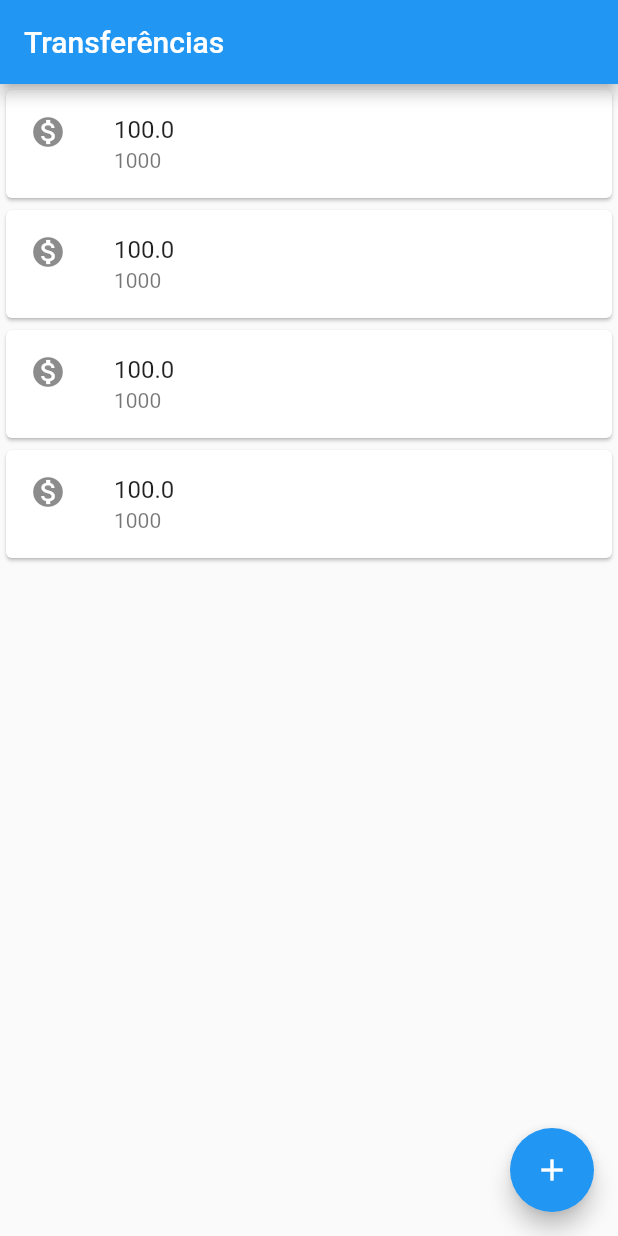
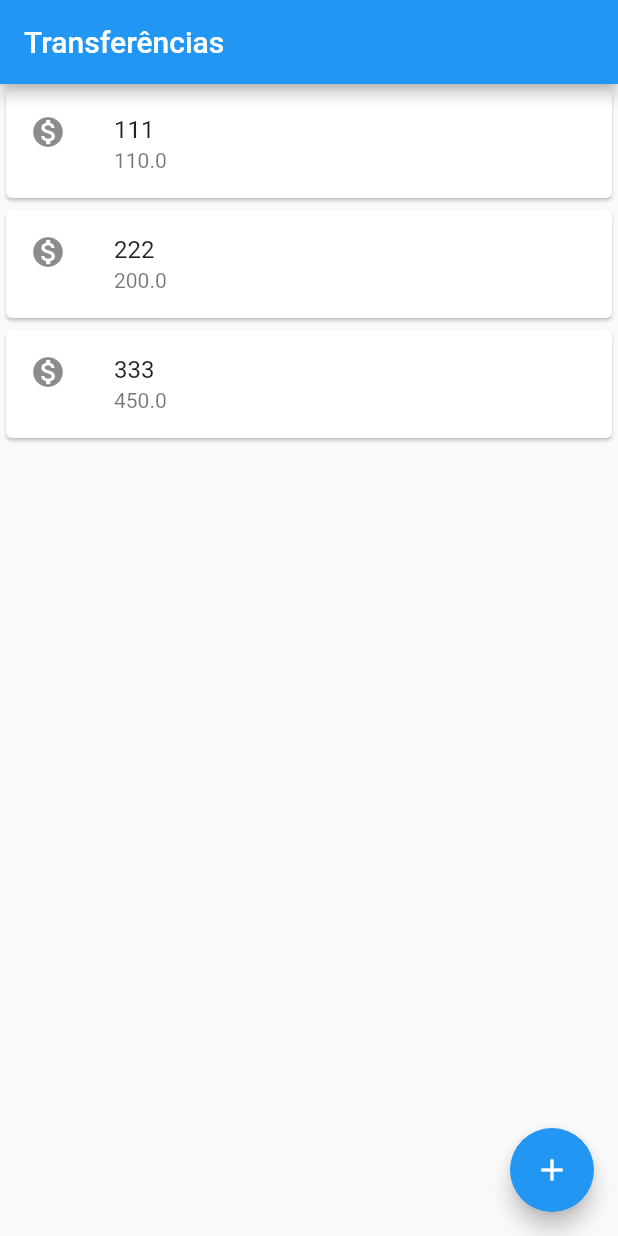
Before and after one commit to NathanMGalante/Cursos, a Flutter app: the screen it shows after launch, on a phone screen of 412 x 824 dp. Run offline on Flutter 3.47's test engine with Material 2 defaults, Android fonts, the phone set to English and light mode, and no system bars.

Commit message:
Refatorando o código

```diff
--- a/Flutter/Fundamentos de Flutter/projeto_bytebank/lib/main.dart
+++ b/Flutter/Fundamentos de Flutter/projeto_bytebank/lib/main.dart
@@ -5,37 +5,45 @@ void main() => runApp(MaterialApp(
         appBar: AppBar(
           title: Text('Transferências'),
         ),
-        body: Column(
-          children: [
-            Card(
-              child: ListTile(
-                leading: Icon(Icons.monetization_on),
-                title: Text('100.0'),
-                subtitle: Text('1000'),
-              ),
-            ),Card(
-              child: ListTile(
-                leading: Icon(Icons.monetization_on),
-                title: Text('100.0'),
-                subtitle: Text('1000'),
-              ),
-            ),Card(
-              child: ListTile(
-                leading: Icon(Icons.monetization_on),
-                title: Text('100.0'),
-                subtitle: Text('1000'),
-              ),
-            ),Card(
-              child: ListTile(
-                leading: Icon(Icons.monetization_on),
-                title: Text('100.0'),
-                subtitle: Text('1000'),
-              ),
-            ),
-          ],
-        ),
+        body: TransferList(),
         floatingActionButton: FloatingActionButton(
           child: Icon(Icons.add),
         ),
       ),
     ));
+
+class TransferList  extends StatelessWidget{
+  @override
+  Widget build(BuildContext context) {
+    return Column(
+      children: [
+        TransferItem(Transfer(111, 110.00)),
+        TransferItem(Transfer(222, 200)),
+        TransferItem(Transfer(333, 450)),
+      ],
+    );
+  }
+}
+
+class TransferItem  extends StatelessWidget{
+  Transfer _transfer;
+  TransferItem(this._transfer);
+
+  @override
+  Widget build(BuildContext context) {
+    return Card(
+      child: ListTile(
+        leading: Icon(Icons.monetization_on),
+        title: Text(_transfer.accountNumber.toString()),
+        subtitle: Text(_transfer.value.toString()),
+      ),
+    );
+  }
+}
+
+class Transfer {
+  final int accountNumber;
+  final double value;
+
+  Transfer(this.accountNumber, this.value);
+}
```
Also changed, not shown: Flutter/Fundamentos de Flutter/projeto_bytebank/pubspec.lock.
